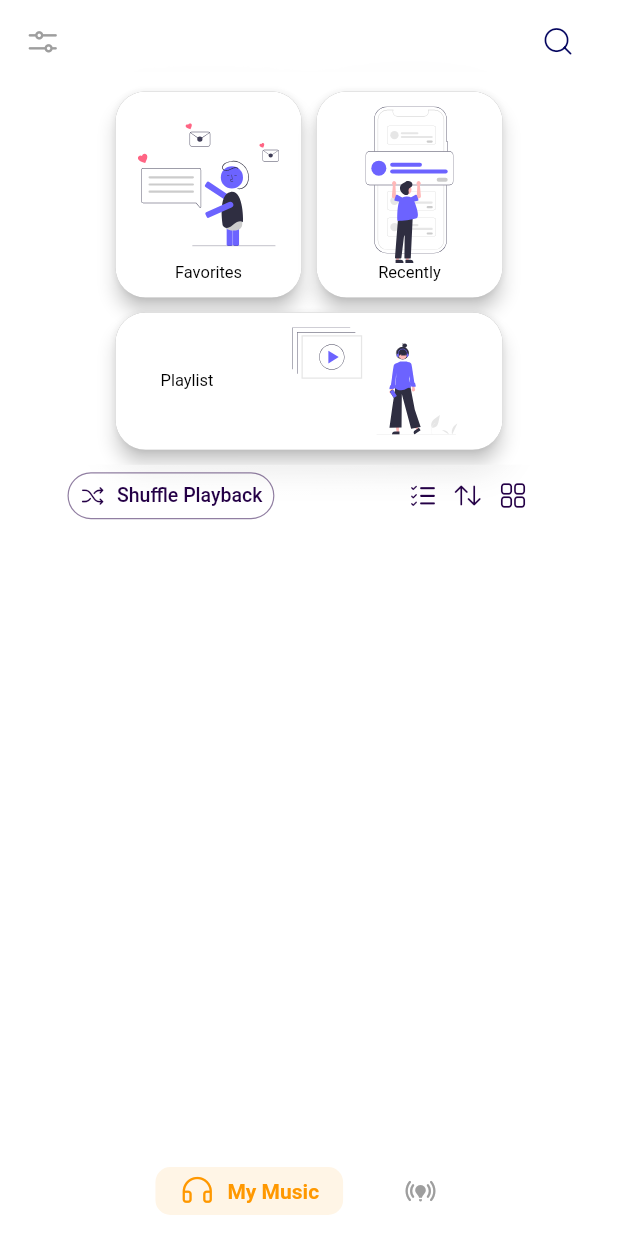
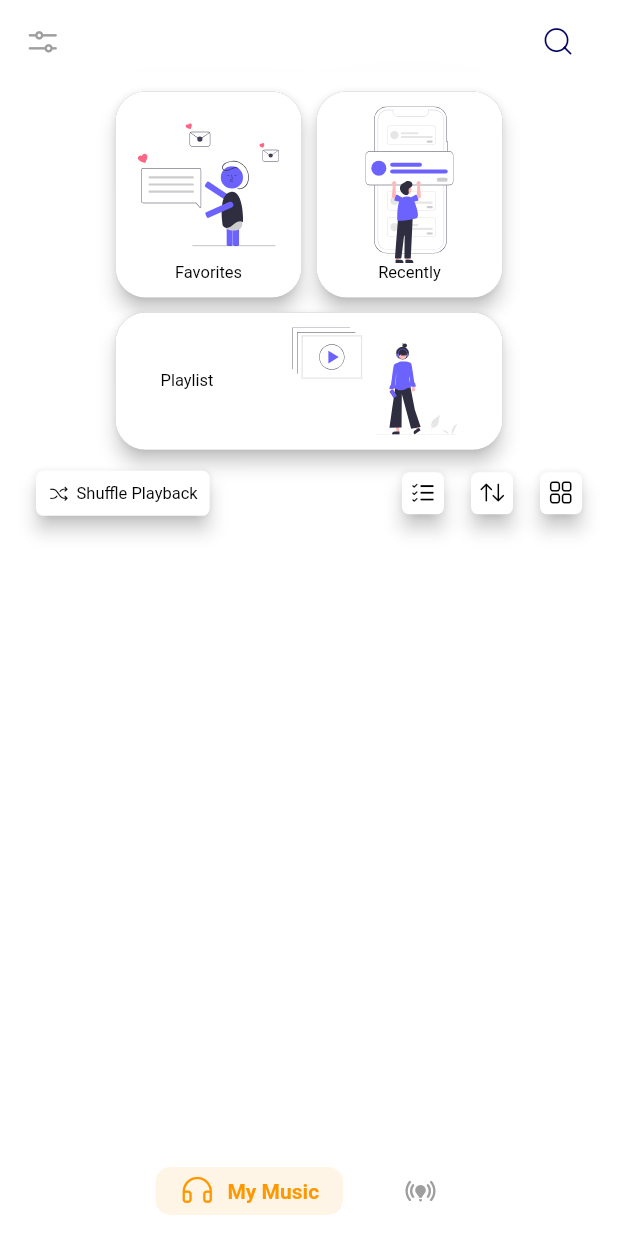
Before and after one commit to ImanGhasemiArani/IGMusic, a Flutter app: the screen it shows after launch, on a phone screen of 412 x 824 dp. Run offline on Flutter 3.47's test engine with Material 2 defaults, Android fonts, the phone set to English and light mode, and no system bars; drawn by our look-alikes of auto_size_text, glass_kit, salomon_bottom_bar; our stand-ins replace animated_splash_screen, audio_video_progress_bar, flutter_svg, google_fonts, just_audio, on_audio_query and 2 more; missing offline and left inert: audio_session, just_audio_web, on_audio_query_web, shared_preferences_web.

Commit message:
create menu container main menu

```diff
--- a/lib/main_page.dart
+++ b/lib/main_page.dart
@@ -6,15 +6,14 @@ import 'package:google_fonts/google_fonts.dart';
 import 'package:ig_music/playlist_body.dart';
 
 import 'bottom_navigation_bar.dart';
+import 'my_graphics/MyIcons.dart';
+import 'my_graphics/my_colors.dart';
 import 'widgets/main_body.dart';
-import 'music_bottom_sheet.dart';
-import 'my_graphics/my_colors.dart';
-import 'my_graphics/MyIcons.dart';
 
 class MainPage extends StatelessWidget {
   MainPage({Key? key}) : super(key: key) {
-    SystemChrome.setSystemUIOverlayStyle(
-        const SystemUiOverlayStyle(statusBarColor: Colors.transparent));
+    SystemChrome.setSystemUIOverlayStyle(const SystemUiOverlayStyle(
+        statusBarColor: Colors.transparent, statusBarBrightness: Brightness.dark));
   }
 
   static final currentBodyNotifier = ValueNotifier<int>(0);
@@ -92,18 +91,14 @@ class MainPage extends StatelessWidget {
                           size: 18,
                         )),
                     textAlign: TextAlign.right,
-                    style: GoogleFonts.ubuntuMono(
-                        color: Colors.black, fontSize: 14),
+                    style: GoogleFonts.ubuntuMono(color: Colors.black, fontSize: 14),
                   ),
                 ),
                 borderRadius: BorderRadius.circular(10),
                 height: 40,
                 width: double.infinity,
                 gradient: LinearGradient(
-                  colors: [
-                    Colors.white.withOpacity(0.40),
-                    Colors.white.withOpacity(0.10)
-                  ],
+                  colors: [Colors.white.withOpacity(0.40), Colors.white.withOpacity(0.10)],
                   begin: Alignment.topLeft,
                   end: Alignment.bottomRight,
                 ),
--- a/lib/my_graphics/my_colors.dart
+++ b/lib/my_graphics/my_colors.dart
@@ -10,8 +10,12 @@ class MyColors {
   static const Color favoriteWidgetTextColor = Colors.black;
   static const Color recentlyWidgetTextColor = Colors.black;
   static const Color playlistWidgetTextColor = Colors.black;
+  static const Color shuffleButtonWidgetTextColor = Colors.black;
 
-
+  //
+  //
+  //
+  //
   static const Color backgroundColor = Colors.white;
 
   static const Color sliderTopLeft = Colors.black;
--- a/lib/my_graphics/my_fonts.dart
+++ b/lib/my_graphics/my_fonts.dart
@@ -25,5 +25,8 @@ class MyFonts {
   static TextStyle playlistWidgetTextStyle =
       GoogleFonts.fuzzyBubbles(color: MyColors.playlistWidgetTextColor, fontSize: 11);
 
+  static TextStyle shuffleButtonWidgetTextStyle =
+      GoogleFonts.fuzzyBubbles(color: MyColors.shuffleButtonWidgetTextColor, fontSize: 11);
+
 //
 }
--- a/lib/widgets/main_body.dart
+++ b/lib/widgets/main_body.dart
@@ -4,6 +4,7 @@ import 'package:ig_music/widgets/song_item_widget.dart';
 import 'package:ig_music/widgets/top_container_main_body.dart';
 
 import '../models/models.dart';
+import 'menu_container_main_boy.dart';
 
 class MainBody extends StatefulWidget {
   const MainBody({Key? key}) : super(key: key);
@@ -67,7 +68,7 @@ class _MainBodyState extends State<MainBody> {
                   height: closeTopLayer ? 0 : size.height / 9 + size.height / 6 + 25,
                   child: const TopContainerMainBody()),
             ),
-            const SecondLayer(),
+            const MenuContainerMainBody(),
             Expanded(
               child: ListView.builder(
                   controller: _controller,
--- /dev/null
+++ b/lib/widgets/menu_container_main_boy.dart
@@ -0,0 +1,119 @@
+import 'package:auto_size_text/auto_size_text.dart';
+import 'package:flutter/material.dart';
+import 'package:ig_music/my_graphics/MyIcons.dart';
+import 'package:ig_music/my_graphics/my_colors.dart';
+import 'package:ig_music/my_graphics/my_fonts.dart';
+
+class MenuContainerMainBody extends StatelessWidget {
+  const MenuContainerMainBody({Key? key}) : super(key: key);
+
+  @override
+  Widget build(BuildContext context) {
+    return Padding(
+      padding: const EdgeInsets.symmetric(horizontal: 20),
+      child: Row(
+        children: [
+          Card(
+            elevation: 5,
+            shape: RoundedRectangleBorder(borderRadius: BorderRadius.circular(5)),
+            child: InkWell(
+              enableFeedback: false,
+              borderRadius: BorderRadius.circular(5),
+              onTap: () {},
+              child: Padding(
+                padding: const EdgeInsets.all(8.0),
+                child: Row(
+                  mainAxisAlignment: MainAxisAlignment.spaceBetween,
+                  crossAxisAlignment: CrossAxisAlignment.center,
+                  children: [
+                    const Padding(
+                      padding: EdgeInsets.only(right: 5),
+                      child: Icon(
+                        MyIcons.shuffle,
+                        color: MyColors.shuffleButtonWidgetTextColor,
+                        size: 14,
+                      ),
+                    ),
+                    AutoSizeText(
+                      "Shuffle Playback",
+                      style: MyFonts.shuffleButtonWidgetTextStyle,
+                      maxLines: 1,
+                      maxFontSize: 11,
+                      minFontSize: 9,
+                    )
+                  ],
+                ),
+              ),
+            ),
+          ),
+          Expanded(
+            child: Align(
+              alignment: Alignment.centerRight,
+              child: Row(
+                textDirection: TextDirection.rtl,
+                mainAxisAlignment: MainAxisAlignment.start,
+                crossAxisAlignment: CrossAxisAlignment.center,
+                children: [
+                  Card(
+                    elevation: 5,
+                    shape: RoundedRectangleBorder(borderRadius: BorderRadius.circular(5)),
+                    child: InkWell(
+                      enableFeedback: false,
+                      borderRadius: BorderRadius.circular(5),
+                      onTap: () {},
+                      child: const Padding(
+                        padding: EdgeInsets.all(5),
+                        child: Icon(
+                          MyIcons.grid_menu,
+                          color: MyColors.shuffleButtonWidgetTextColor,
+                          size: 18,
+                        ),
+                      ),
+                    ),
+                  ),
+                  Padding(
+                    padding: const EdgeInsets.symmetric(horizontal: 10),
+                    child: Card(
+                      elevation: 5,
+                      shape: RoundedRectangleBorder(borderRadius: BorderRadius.circular(5)),
+                      child: InkWell(
+                        enableFeedback: false,
+                        borderRadius: BorderRadius.circular(5),
+                        onTap: () {},
+                        child: const Padding(
+                          padding: EdgeInsets.all(5),
+                          child: Icon(
+                            MyIcons.sort,
+                            color: MyColors.shuffleButtonWidgetTextColor,
+                            size: 18,
+                          ),
+                        ),
+                      ),
+                    ),
+                  ),
+                  Card(
+                    elevation: 5,
+                    shape: RoundedRectangleBorder(borderRadius: BorderRadius.circular(5)),
+                    child: InkWell(
+                      enableFeedback: false,
+                      borderRadius: BorderRadius.circular(5),
+                      onTap: () {},
+                      child: const Padding(
+                        padding: EdgeInsets.all(5),
+                        child: Icon(
+                          MyIcons.check_list_1,
+                          color: MyColors.shuffleButtonWidgetTextColor,
+                          size: 18,
+                        ),
+                      ),
+                    ),
+                  ),
+                ],
+              ),
+            ),
+          ),
+        ],
+      ),
+    );
+  }
+}
```
Also changed, not shown: lib/first_layer.dart (+12 -19 lines), 1 other file.
